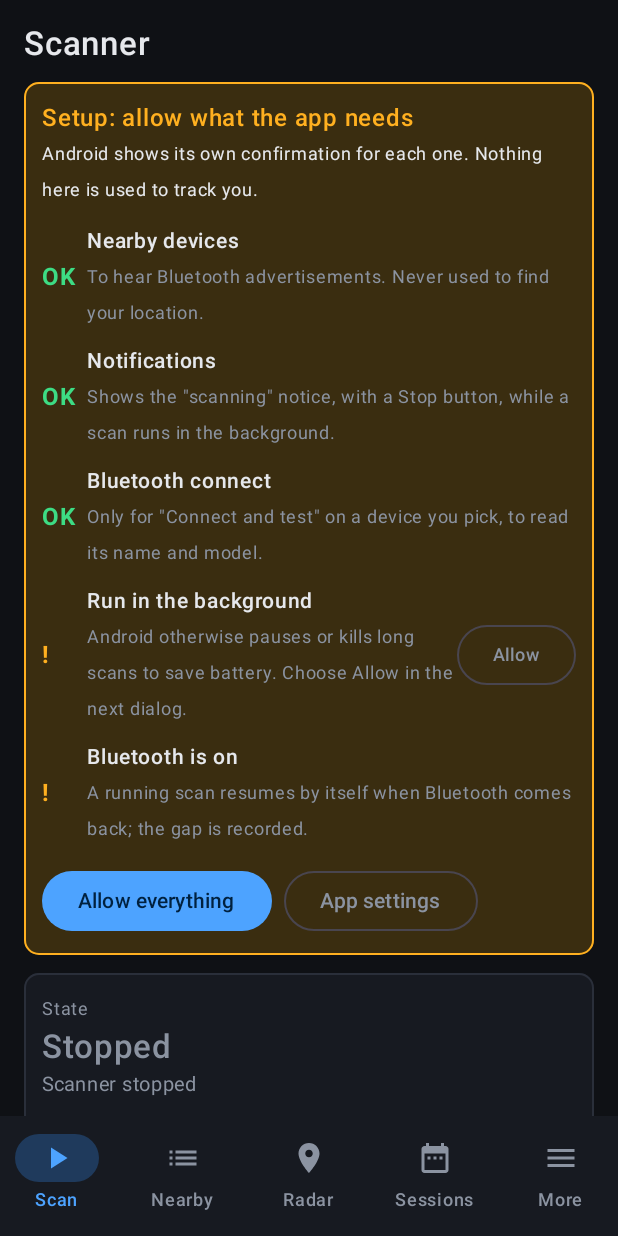
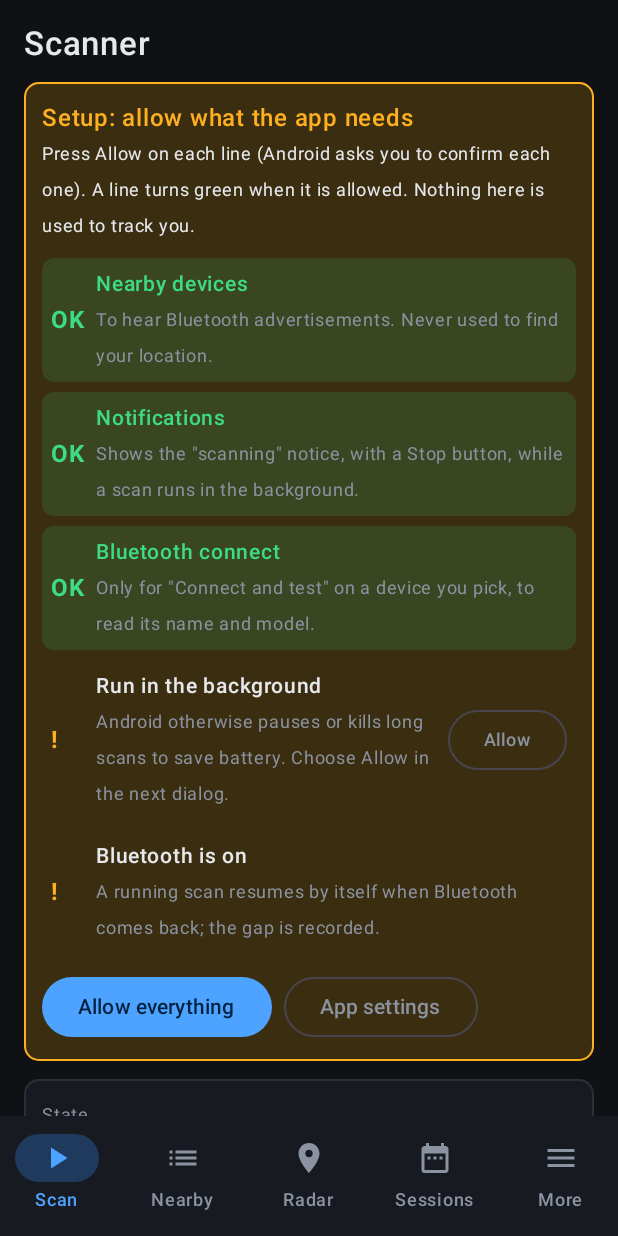
Before and after one commit to unupunct/Bluetooth-Analizer-Best, an Android app built with Jetpack Compose: the screen it shows after launch (MainActivity), on a phone screen of 412 x 824 dp. Run offline under Robolectric (Android 15) with nearby library versions, the phone set to English and light mode, and no system bars; our stand-ins replace Dagger/Hilt's generated code, Room's generated code.

Commit message:
v0.3.1: setup list keeps rows until all allowed (green, Close button), re-pair resends everything, installer script
Co-Authored-By: Claude Sonnet 5.5 <noreply@anthropic.com>

```diff
--- a/dist/Android/BluetoothFleetMonitor/app/src/main/java/com/unupunct/fleetmonitor/data/Database.kt
+++ b/dist/Android/BluetoothFleetMonitor/app/src/main/java/com/unupunct/fleetmonitor/data/Database.kt
@@ -173,6 +173,10 @@ interface ObservationDao {
     @Query("UPDATE observations SET uploadedAtMs = :ts WHERE id IN (:ids)")
     suspend fun markUploaded(ids: List<String>, ts: Long)
 
+    /** A different PC has none of the data, so everything becomes "waiting" again. Re-sending is safe: the PC ignores ids it already has. */
+    @Query("UPDATE observations SET uploadedAtMs = NULL")
+    suspend fun clearUploadMarks()
+
     @Query("SELECT sessionId, COUNT(DISTINCT address) AS distinctDevices, COUNT(*) AS observations FROM observations WHERE sessionId IS NOT NULL GROUP BY sessionId")
     fun observeSessionSummaries(): Flow<List<SessionSummary>>
 
--- a/dist/Android/BluetoothFleetMonitor/app/src/main/java/com/unupunct/fleetmonitor/data/Repository.kt
+++ b/dist/Android/BluetoothFleetMonitor/app/src/main/java/com/unupunct/fleetmonitor/data/Repository.kt
@@ -39,6 +39,7 @@ class FleetRepository @Inject constructor(private val db: FleetDatabase) {
     suspend fun setCalibration(address: String, ref: Int?) = db.devices().setCalibration(address, ref)
     suspend fun saveGattInfo(address: String, name: String?, maker: String?, model: String?, fw: String?) =
         db.devices().setGattInfo(address, name, maker, model, fw, System.currentTimeMillis())
+    suspend fun clearUploadMarks() = db.observations().clearUploadMarks()
     suspend fun pendingUploads(): Long = db.observations().pendingCount()
     suspend fun pendingBatch(limit: Int) = db.observations().pending(limit)
     suspend fun markUploaded(ids: List<String>, ts: Long) = db.observations().markUploaded(ids, ts)
--- a/dist/Android/BluetoothFleetMonitor/app/src/main/java/com/unupunct/fleetmonitor/sync/SyncManager.kt
+++ b/dist/Android/BluetoothFleetMonitor/app/src/main/java/com/unupunct/fleetmonitor/sync/SyncManager.kt
@@ -100,6 +100,9 @@ class SyncManager @Inject constructor(@ApplicationContext private val context: C
         _pending.value = null
         return try {
             val r = withContext(Dispatchers.IO) { SyncClient.pair(link, phoneName(), phoneId()) }
+            // Pairing with a PC this phone has not synced with before (its certificate differs): send everything to it, not just what is new.
+            if (prefs.getString("lastFp", null) != link.fingerprint) withContext(Dispatchers.IO) { repo.clearUploadMarks() }
+            prefs.edit().putString("lastFp", link.fingerprint).apply()
             prefs.edit().putString("token", r.token).putString("serverName", r.serverName).putString("host", link.host).putInt("port", link.port)
                 .putString("fp", link.fingerprint).putString("lastMessage", "Paired. Nothing uploaded yet.").remove("lastSync").apply()
             _state.value = load()
--- a/dist/Android/BluetoothFleetMonitor/app/src/main/java/com/unupunct/fleetmonitor/ui/Screens.kt
+++ b/dist/Android/BluetoothFleetMonitor/app/src/main/java/com/unupunct/fleetmonitor/ui/Screens.kt
@@ -46,11 +46,12 @@ private fun requestBattery(ctx: Context) {
 
 /** Re-reads permission, Bluetooth, Location and battery state every time the screen comes back to the front. */
 @Composable
-private fun rememberPhoneState(): State<PhoneState> {
+private fun rememberPhoneState(refreshKey: Int = 0): State<PhoneState> {
     val ctx = LocalContext.current
     fun read() = PhoneState(Permissions.hasScanPermission(ctx), Permissions.bluetoothEnabled(ctx), Permissions.locationServicesOn(ctx),
         Permissions.hasNotificationPermission(ctx), Permissions.ignoringBatteryOptimisations(ctx), Permissions.hasConnectPermission(ctx))
     val state = remember { mutableStateOf(read()) }
+    LaunchedEffect(refreshKey) { state.value = read() }      // re-read right after a permission dialog is answered
     val owner = LocalLifecycleOwner.current
     DisposableEffect(owner) {
         val obs = LifecycleEventObserver { _, e -> if (e == Lifecycle.Event.ON_RESUME) state.value = read() }
@@ -70,10 +71,13 @@ private fun Screen(title: String, content: @Composable ColumnScope.() -> Unit) {
 
 @Composable
 private fun SetupRow(ok: Boolean, title: String, detail: String, action: String?, onAction: () -> Unit) {
-    Row(Modifier.fillMaxWidth().padding(vertical = 4.dp), verticalAlignment = Alignment.CenterVertically) {
+    Row(
+        Modifier.fillMaxWidth().padding(vertical = 3.dp).background(if (ok) FleetColors.Good.copy(alpha = 0.14f) else androidx.compose.ui.graphics.Color.Transparent, RoundedCornerShape(8.dp)).padding(horizontal = 6.dp, vertical = 5.dp),
+        verticalAlignment = Alignment.CenterVertically,
+    ) {
         Text(if (ok) "OK" else "!", color = if (ok) FleetColors.Good else FleetColors.Warn, fontWeight = FontWeight.Bold, modifier = Modifier.width(30.dp))
         Column(Modifier.weight(1f)) {
-            Text(title, fontWeight = FontWeight.SemiBold, fontSize = 14.sp)
+            Text(title, fontWeight = FontWeight.SemiBold, fontSize = 14.sp, color = if (ok) FleetColors.Good else FleetColors.Fg)
             Text(detail, color = FleetColors.Muted, fontSize = 12.sp)
         }
         if (!ok && action != null) OutlinedButton(onClick = onAction) { Text(action, fontSize = 12.sp) }
@@ -82,23 +86,25 @@ private fun SetupRow(ok: Boolean, title: String, detail: String, action: String?
 
 /** One place that says what the app needs, whether it has it, and lets the user grant it (the system always shows its own confirmation). */
 @Composable
-private fun SetupCard(phone: PhoneState, ctx: Context, onAllowEverything: () -> Unit) {
+private fun SetupCard(phone: PhoneState, ctx: Context, onAllow: (Array<String>) -> Unit, onAllowEverything: () -> Unit) {
     val sdk = android.os.Build.VERSION.SDK_INT
     val allOk = phone.permission && phone.bluetooth && (sdk >= 31 || phone.location) && phone.notifications && phone.battery && phone.connect
-    if (allOk) {
-        Card2 { Text("OK  Setup complete: the app has the permissions it needs.", color = FleetColors.Good, fontSize = 13.sp) }
-        return
-    }
+    val prefs = remember { ctx.getSharedPreferences("ui", Context.MODE_PRIVATE) }
+    var closed by remember { mutableStateOf(prefs.getBoolean("setupClosed", false)) }
+    // If something is switched off later, the list comes back by itself.
+    LaunchedEffect(allOk) { if (!allOk && closed) { closed = false; prefs.edit().putBoolean("setupClosed", false).apply() } }
+    if (allOk && closed) return
     Column(
-        Modifier.fillMaxWidth().background(FleetColors.WarnBg, RoundedCornerShape(10.dp)).border(1.dp, FleetColors.Warn, RoundedCornerShape(10.dp)).padding(12.dp),
+        Modifier.fillMaxWidth().background(if (allOk) FleetColors.Panel else FleetColors.WarnBg, RoundedCornerShape(10.dp))
+            .border(1.dp, if (allOk) FleetColors.Good else FleetColors.Warn, RoundedCornerShape(10.dp)).padding(12.dp),
     ) {
-        Text("Setup: allow what the app needs", color = FleetColors.Warn, fontWeight = FontWeight.SemiBold)
-        Text("Android shows its own confirmation for each one. Nothing here is used to track you.", color = FleetColors.Fg, fontSize = 12.sp)
+        Text(if (allOk) "Setup complete: everything is allowed" else "Setup: allow what the app needs", color = if (allOk) FleetColors.Good else FleetColors.Warn, fontWeight = FontWeight.SemiBold)
+        if (!allOk) Text("Press Allow on each line (Android asks you to confirm each one). A line turns green when it is allowed. Nothing here is used to track you.", color = FleetColors.Fg, fontSize = 12.sp)
         Spacer(Modifier.height(6.dp))
         SetupRow(phone.permission, if (sdk >= 31) "Nearby devices" else "Location permission",
-            if (sdk >= 31) "To hear Bluetooth advertisements. Never used to find your location." else "Android 10 and 11 require it to scan for Bluetooth. Your location is never recorded.", "Allow", onAllowEverything)
-        SetupRow(phone.notifications, "Notifications", "Shows the \"scanning\" notice, with a Stop button, while a scan runs in the background.", "Allow", onAllowEverything)
-        SetupRow(phone.connect, "Bluetooth connect", "Only for \"Connect and test\" on a device you pick, to read its name and model.", "Allow", onAllowEverything)
+            if (sdk >= 31) "To hear Bluetooth advertisements. Never used to find your location." else "Android 10 and 11 require it to scan for Bluetooth. Your location is never recorded.", "Allow") { onAllow(Permissions.scanPermissions()) }
+        SetupRow(phone.notifications, "Notifications", "Shows the \"scanning\" notice, with a Stop button, while a scan runs in the background.", "Allow") { onAllow(arrayOf("android.permission.POST_NOTIFICATIONS")) }
+        SetupRow(phone.connect, "Bluetooth connect", "Only for \"Connect and test\" on a device you pick, to read its name and model.", "Allow") { onAllow(Permissions.connectPermissions()) }
         SetupRow(phone.battery, "Run in the background", "Android otherwise pauses or kills long scans to save battery. Choose Allow in the next dialog.", "Allow") { requestBattery(ctx) }
         SetupRow(phone.bluetooth, "Bluetooth is on", "A running scan resumes by itself when Bluetooth comes back; the gap is recorded.", null) {}
         if (sdk < 31) SetupRow(phone.location, "Location setting is on", "Android 10 and 11 deliver no scan results while it is off. No location is recorded.", "Open") {
@@ -106,10 +112,11 @@ private fun SetupCard(phone: PhoneState, ctx: Context, onAllowEverything: () ->
         }
         Spacer(Modifier.height(8.dp))
         Row(horizontalArrangement = Arrangement.spacedBy(8.dp)) {
-            Button(onClick = onAllowEverything) { Text("Allow everything") }
+            if (allOk) Button(onClick = { closed = true; prefs.edit().putBoolean("setupClosed", true).apply() }) { Text("Close this list") }
+            else Button(onClick = onAllowEverything) { Text("Allow everything") }
             OutlinedButton(onClick = { runCatching { ctx.startActivity(Permissions.appDetailsIntent(ctx)) } }) { Text("App settings") }
         }
-        if (android.os.Build.MANUFACTURER.equals("samsung", true))
+        if (!allOk && android.os.Build.MANUFACTURER.equals("samsung", true))
             Text("Samsung: also set Battery to Unrestricted in App settings, and keep the app out of \"Sleeping apps\".", color = FleetColors.Muted, fontSize = 11.sp, modifier = Modifier.padding(top = 6.dp))
     }
 }
@@ -125,20 +132,22 @@ fun ScannerScreen(vm: FleetViewModel, onStarted: () -> Unit = {}) {
     val rows by vm.rows.collectAsState()
     val gaps by vm.gaps.collectAsState()
     val scope by vm.engine.scanScope.collectAsState()
-    val phone by rememberPhoneState()
+    var phoneTick by remember { mutableStateOf(0) }
+    val phone by rememberPhoneState(phoneTick)
     val settings by vm.settings.collectAsState()
     var selected by remember { mutableStateOf(vm.mode.value) }
     var error by remember { mutableStateOf<String?>(null) }
     var chainBattery by remember { mutableStateOf(false) }
     // "Allow everything": ask for the runtime permissions, then (once those are answered) the battery exemption.
     val launcher = rememberLauncherForActivityResult(ActivityResultContracts.RequestMultiplePermissions()) {
+        phoneTick++
         if (chainBattery && !Permissions.ignoringBatteryOptimisations(ctx)) requestBattery(ctx)
         chainBattery = false
     }
     val scanning = status.state == ScannerState.Running || status.state == ScannerState.RunningNoAdvertisements
 
     Screen("Scanner") {
-        SetupCard(phone, ctx) { chainBattery = true; launcher.launch(Permissions.everything()) }
+        SetupCard(phone, ctx, onAllow = { perms -> if (perms.isNotEmpty()) launcher.launch(perms) }) { chainBattery = true; launcher.launch(Permissions.everything()) }
         error?.let { Banner("Could not start", it) }
         if (status.state == ScannerState.RunningNoAdvertisements || status.state == ScannerState.Interrupted) Banner("Scanner needs attention", status.message)
 
@@ -580,7 +589,7 @@ fun SettingsScreen(vm: FleetViewModel) {
             Text("Replaces the real devices on the radar and in the lists with made-up ones, so the app can be photographed without showing real surroundings. A DEMO DATA banner stays on every screen while it is on. Nothing is stored or uploaded.", color = FleetColors.Muted, fontSize = 12.sp)
         }
         Card2 {
-            Label("About"); Text("Bluetooth Fleet Monitor (mobile) 0.3.0")
+            Label("About"); Text("Bluetooth Fleet Monitor (mobile) 0.3.1")
             Text("Local only: no ads, no analytics, no cloud. The only network use is uploading to the Windows PC you paired, over HTTPS on your own network.", color = FleetColors.Muted, fontSize = 12.sp)
         }
     }
```
Also changed, not shown: dist/Android/BluetoothFleetMonitor/app/build.gradle.kts, 5 other files.
